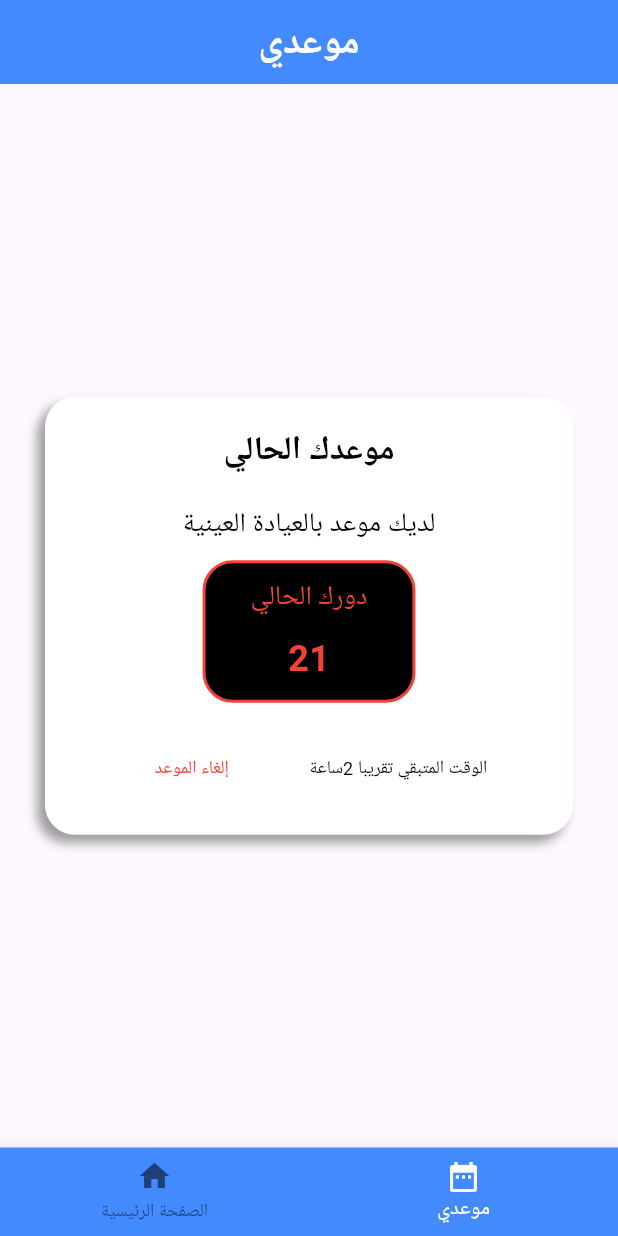
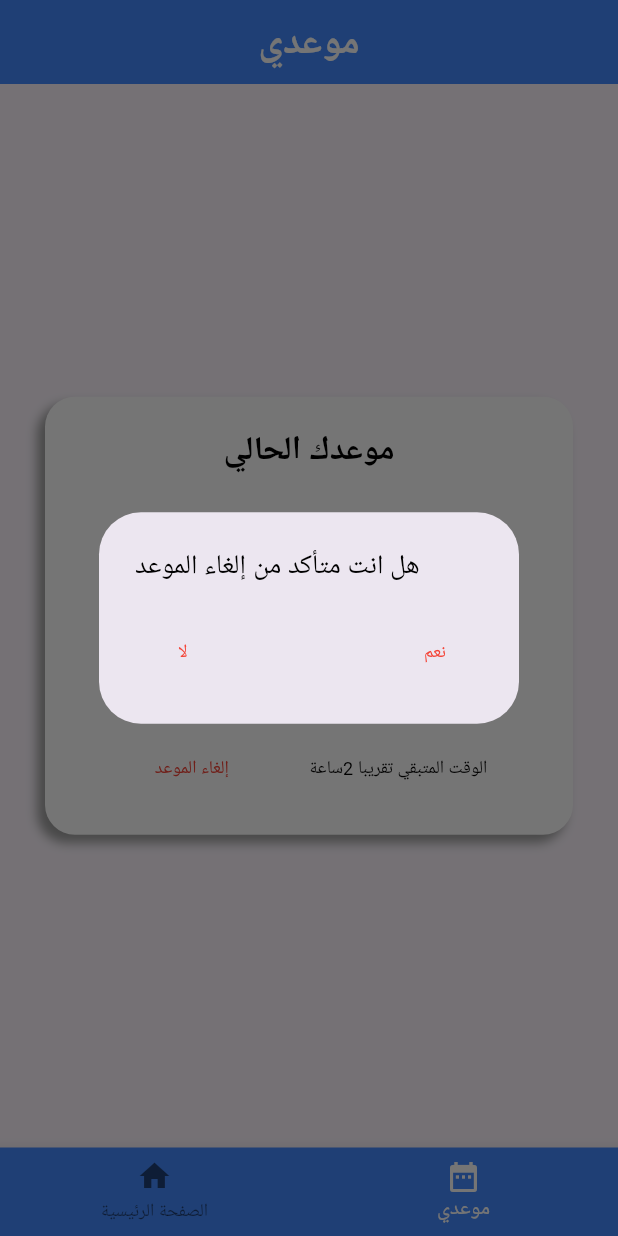
Before and after one commit to ahmdmlndy47/dispencaryApplication, a Flutter app: the screen it shows after launch, item 2 of the bottom bar chosen, after a tap on "إلغاء الموعد", on a phone screen of 412 x 824 dp. Run offline on Flutter 3.47's test engine with Material 3 defaults, Android fonts, the phone set to English and light mode, and no system bars.

Commit message:
update appointment page

```diff
--- a/lib/appointment_page.dart
+++ b/lib/appointment_page.dart
@@ -7,6 +7,7 @@ class AppointmentPage extends StatefulWidget {
 }
 
 class _AppointmentPageState extends State<AppointmentPage> {
+  bool hasAppoint = true;
   @override
   Widget build(BuildContext context) {
     return Scaffold(
@@ -24,7 +25,7 @@ class _AppointmentPageState extends State<AppointmentPage> {
       ),
       body: Padding(
         padding: const EdgeInsets.all(30.0),
-        child: Center(
+        child: hasAppoint ? Center(
           child: Container(
             padding: EdgeInsets.all(20),
             decoration: BoxDecoration(
@@ -112,7 +113,52 @@ class _AppointmentPageState extends State<AppointmentPage> {
                     ),
                     Expanded(
                       child: TextButton(
-                          onPressed: (){},
+                          onPressed: (){
+                            showDialog(
+                                context: context,
+                                builder: (context){
+                                  return AlertDialog(
+                                    title: Text(
+                                      "هل انت متأكد من إلغاء الموعد",
+                                      style: TextStyle(
+                                          color: Colors.black,
+                                          fontSize: 18,
+                                          fontWeight: FontWeight.w400
+                                      ),
+                                    ),
+                                    actionsAlignment: MainAxisAlignment.spaceBetween,
+                                    actions: [
+                                      TextButton(
+                                          onPressed: (){
+                                            Navigator.of(context).pop();
+                                          },
+                                          child: Text(
+                                            "لا",
+                                            style: TextStyle(
+                                                color: Colors.red,
+                                                fontSize: 12,
+                                                fontWeight: FontWeight.w300
+                                            ),
+                                          )),
+                                      TextButton(
+                                          onPressed: (){
+                                            Navigator.of(context).pop();
+                                            setState(() {
+                                              hasAppoint = false;
+                                            });
+                                          },
+                                          child: Text(
+                                            "نعم",
+                                            style: TextStyle(
+                                                color: Colors.red,
+                                                fontSize: 12,
+                                                fontWeight: FontWeight.w300
+                                            ),
+                                          ))
+                                    ],
+                                  );
+                                });
+                          },
                           child: Text(
                             "إلغاء الموعد",
                             style:TextStyle(
@@ -127,6 +173,34 @@ class _AppointmentPageState extends State<AppointmentPage> {
               ],
             ),
           ),
+        )
+            : Center(
+          child: Container(
+            padding: EdgeInsets.symmetric(vertical: 10,horizontal: 50),
+            decoration: BoxDecoration(
+                border: BoxBorder.all(
+                  color: Colors.red,
+                  width: 2
+                ),
+                color: Colors.black,
+                borderRadius: BorderRadius.circular(20),
+                boxShadow: [
+                  BoxShadow(
+                      color: Colors.grey,
+                      offset: Offset(-5, 5),
+                      blurRadius: 5
+                  )
+                ]
+            ),
+            child: Text(
+              "لا يوجد موعد حالي",
+              style: TextStyle(
+                  color: Colors.red,
+                  fontSize: 18,
+                  fontWeight: FontWeight.w600
+              ),
+            ),
+          ),
         ),
       ),
     );
```
Lines whose indentation alone changed are shown as unchanged.
